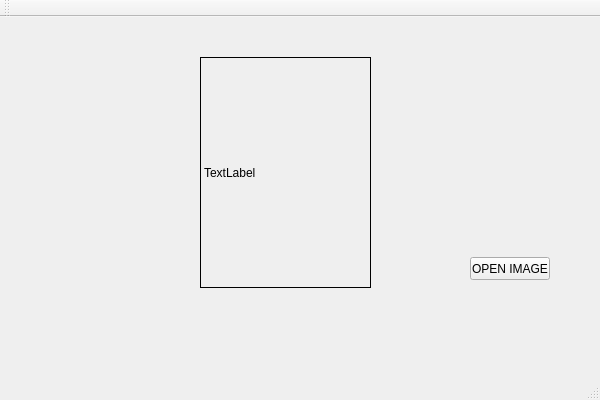
The window that code/Qt_yolo_1/Qt_yolo_1.ui (Acker404/yolo11_test) describes before a commit, drawn with Qt 5.
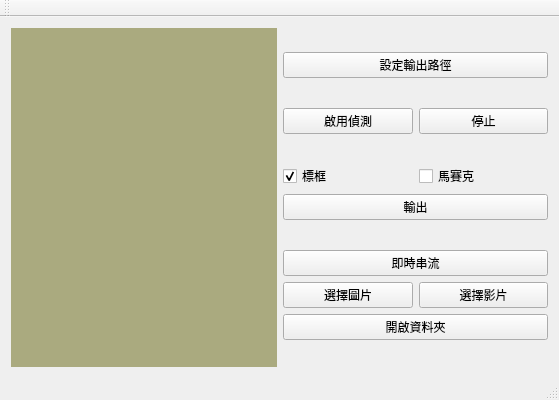
The same window after the commit.

What changed in the file:
```diff
--- a/code/Qt_yolo_1/Qt_yolo_1.ui
+++ b/code/Qt_yolo_1/Qt_yolo_1.ui
@@ -6,43 +6,142 @@
    <rect>
     <x>0</x>
     <y>0</y>
-    <width>600</width>
+    <width>559</width>
     <height>400</height>
    </rect>
   </property>
+  <property name="maximumSize">
+   <size>
+    <width>600</width>
+    <height>400</height>
+   </size>
+  </property>
   <property name="windowTitle">
    <string>Qt_yolo_1</string>
   </property>
   <widget class="QWidget" name="centralWidget">
-   <widget class="QLabel" name="dispResult">
-    <property name="geometry">
-     <rect>
-      <x>200</x>
-      <y>40</y>
-      <width>171</width>
-      <height>231</height>
-     </rect>
-    </property>
-    <property name="frameShape">
-     <enum>QFrame::Shape::Box</enum>
-    </property>
-    <property name="text">
-     <string>TextLabel</string>
-    </property>
-   </widget>
-   <widget class="QPushButton" name="open">
-    <property name="geometry">
-     <rect>
-      <x>470</x>
-      <y>240</y>
-      <width>80</width>
-      <height>23</height>
-     </rect>
-    </property>
-    <property name="text">
-     <string>OPEN IMAGE</string>
-    </property>
-   </widget>
+   <layout class="QHBoxLayout" name="horizontalLayout_2">
+    <item>
+     <layout class="QVBoxLayout" name="layout_media">
+      <item>
+       <widget class="QLabel" name="labelpicture">
+        <property name="autoFillBackground">
+         <bool>false</bool>
+        </property>
+        <property name="styleSheet">
+         <string notr="true">background-color: rgb(170, 170, 127);</string>
+        </property>
+        <property name="text">
+         <string/>
+        </property>
+       </widget>
+      </item>
+     </layout>
+    </item>
+    <item>
+     <layout class="QVBoxLayout" name="verticalLayout">
+      <item>
+       <widget class="QPushButton" name="Button_exportPath">
+        <property name="text">
+         <string>設定輸出路徑</string>
+        </property>
+       </widget>
+      </item>
+      <item>
+       <layout class="QHBoxLayout" name="horizontalLayout_3">
+        <property name="spacing">
+         <number>6</number>
+        </property>
+        <item>
+         <widget class="QPushButton" name="Button_Detection">
+          <property name="text">
+           <string>啟用偵測</string>
+          </property>
+         </widget>
+        </item>
+        <item>
+         <widget class="QPushButton" name="Button_stop">
+          <property name="text">
+           <string>停止</string>
+          </property>
+         </widget>
+        </item>
+       </layout>
+      </item>
+      <item>
+       <layout class="QVBoxLayout" name="verticalLayout_3">
+        <item>
+         <layout class="QHBoxLayout" name="horizontalLayout_4">
+          <item>
+           <widget class="QCheckBox" name="checkBox_2">
+            <property name="text">
+             <string>標框</string>
+            </property>
+            <property name="checked">
+             <bool>true</bool>
+            </property>
+           </widget>
+          </item>
+          <item>
+           <widget class="QCheckBox" name="checkBox">
+            <property name="text">
+             <string>馬賽克</string>
+            </property>
+           </widget>
+          </item>
+         </layout>
+        </item>
+        <item>
+         <widget class="QPushButton" name="Button_export">
+          <property name="text">
+           <string>輸出</string>
+          </property>
+         </widget>
+        </item>
+       </layout>
+      </item>
+      <item>
+       <layout class="QVBoxLayout" name="verticalLayout_2">
+        <property name="sizeConstraint">
+         <enum>QLayout::SizeConstraint::SetDefaultConstraint</enum>
+        </property>
+        <item>
+         <widget class="QPushButton" name="Button_stream">
+          <property name="text">
+           <string>即時串流</string>
+          </property>
+         </widget>
+        </item>
+        <item>
+         <layout class="QHBoxLayout" name="horizontalLayout_5">
+          <item>
+           <widget class="QPushButton" name="Button_openImage">
+            <property name="text">
+             <string>選擇圖片</string>
+            </property>
+           </widget>
+          </item>
+          <item>
+           <widget class="QPushButton" name="Button_openVideo">
+            <property name="text">
+             <string>選擇影片</string>
+            </property>
+           </widget>
+          </item>
+         </layout>
+        </item>
+        <item>
+         <widget class="QPushButton" name="Button_openFolder">
+          <property name="text">
+           <string>開啟資料夾</string>
+          </property>
+         </widget>
+        </item>
+       </layout>
+      </item>
+     </layout>
+    </item>
+   </layout>
   </widget>
   <widget class="QMenuBar" name="menuBar">
    <property name="geometry">
```
Left out of the diff: 2 changed lines with no effect on the pictures.
